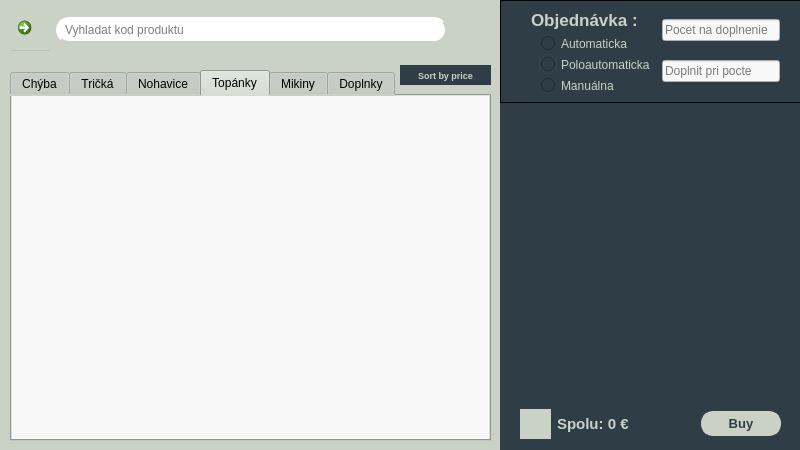
Above: source/code/main.ui from tomas-magat/camels-eshop-infosystem before the change. Below: the same form after it.
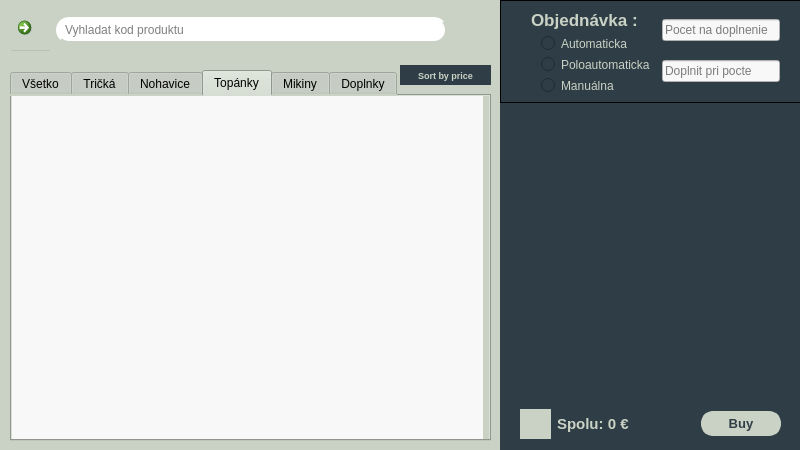
That is the form after the change. The open tabs and pages were chosen to show the change. Icons and pictures are not drawn.

Commit message: sklad sort by amount

```diff
--- a/source/code/main.ui
+++ b/source/code/main.ui
@@ -2241,7 +2241,7 @@
           </property>
           <widget class="QWidget" name="chybaCategory">
            <attribute name="title">
-            <string>Chýba</string>
+            <string>Všetko</string>
            </attribute>
            <widget class="QFrame" name="chyba">
             <property name="geometry">
@@ -2468,8 +2468,8 @@
              <rect>
               <x>0</x>
               <y>0</y>
-              <width>481</width>
-              <height>361</height>
+              <width>471</width>
+              <height>351</height>
              </rect>
             </property>
             <property name="styleSheet">
@@ -2517,8 +2517,8 @@
                  <rect>
                   <x>0</x>
                   <y>0</y>
-                  <width>481</width>
-                  <height>361</height>
+                  <width>471</width>
+                  <height>351</height>
                  </rect>
                 </property>
                 <layout class="QVBoxLayout" name="verticalLayout_28"/>
```
Left out of the diff: 28 changed lines with no effect on the pictures. The commit also changes 2 other files.
